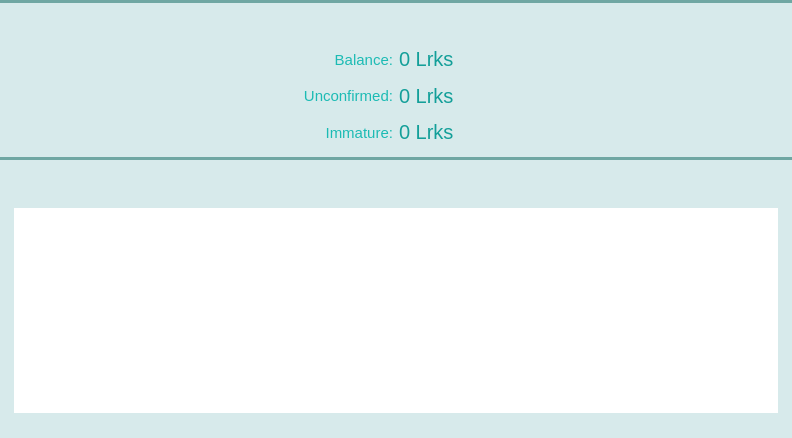
First picture: the form in src/qt/forms/overviewpage.ui, repository HashCoin/ElectricCoin, before the edit.
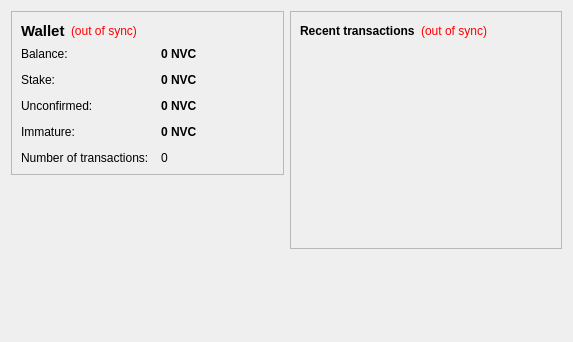
Second picture: the form after the edit. Icons and pictures are not drawn.

The edit to the form file:
```diff
--- a/src/qt/forms/overviewpage.ui
+++ b/src/qt/forms/overviewpage.ui
@@ -6,338 +6,59 @@
    <rect>
     <x>0</x>
     <y>0</y>
-    <width>792</width>
-    <height>438</height>
+    <width>573</width>
+    <height>342</height>
    </rect>
   </property>
-  <property name="palette">
-   <palette>
-    <active>
-     <colorrole role="Button">
-      <brush brushstyle="SolidPattern">
-       <color alpha="255">
-        <red>215</red>
-        <green>234</green>
-        <blue>235</blue>
-       </color>
-      </brush>
-     </colorrole>
-     <colorrole role="Base">
-      <brush brushstyle="SolidPattern">
-       <color alpha="255">
-        <red>215</red>
-        <green>234</green>
-        <blue>235</blue>
-       </color>
-      </brush>
-     </colorrole>
-     <colorrole role="Window">
-      <brush brushstyle="SolidPattern">
-       <color alpha="255">
-        <red>215</red>
-        <green>234</green>
-        <blue>235</blue>
-       </color>
-      </brush>
-     </colorrole>
-     <colorrole role="Highlight">
-      <brush brushstyle="SolidPattern">
-       <color alpha="255">
-        <red>235</red>
-        <green>235</green>
-        <blue>235</blue>
-       </color>
-      </brush>
-     </colorrole>
-     <colorrole role="HighlightedText">
-      <brush brushstyle="SolidPattern">
-       <color alpha="255">
-        <red>124</red>
-        <green>175</green>
-        <blue>172</blue>
-       </color>
-      </brush>
-     </colorrole>
-    </active>
-    <inactive>
-     <colorrole role="Button">
-      <brush brushstyle="SolidPattern">
-       <color alpha="255">
-        <red>215</red>
-        <green>234</green>
-        <blue>235</blue>
-       </color>
-      </brush>
-     </colorrole>
-     <colorrole role="Base">
-      <brush brushstyle="SolidPattern">
-       <color alpha="255">
-        <red>215</red>
-        <green>234</green>
-        <blue>235</blue>
-       </color>
-      </brush>
-     </colorrole>
-     <colorrole role="Window">
-      <brush brushstyle="SolidPattern">
-       <color alpha="255">
-        <red>215</red>
-        <green>234</green>
-        <blue>235</blue>
-       </color>
-      </brush>
-     </colorrole>
-     <colorrole role="Highlight">
-      <brush brushstyle="SolidPattern">
-       <color alpha="255">
-        <red>235</red>
-        <green>235</green>
-        <blue>235</blue>
-       </color>
-      </brush>
-     </colorrole>
-     <colorrole role="HighlightedText">
-      <brush brushstyle="SolidPattern">
-       <color alpha="255">
-        <red>124</red>
-        <green>175</green>
-        <blue>172</blue>
-       </color>
-      </brush>
-     </colorrole>
-    </inactive>
-    <disabled>
-     <colorrole role="Button">
-      <brush brushstyle="SolidPattern">
-       <color alpha="255">
-        <red>215</red>
-        <green>234</green>
-        <blue>235</blue>
-       </color>
-      </brush>
-     </colorrole>
-     <colorrole role="Base">
-      <brush brushstyle="SolidPattern">
-       <color alpha="255">
-        <red>215</red>
-        <green>234</green>
-        <blue>235</blue>
-       </color>
-      </brush>
-     </colorrole>
-     <colorrole role="Window">
-      <brush brushstyle="SolidPattern">
-       <color alpha="255">
-        <red>215</red>
-        <green>234</green>
-        <blue>235</blue>
-       </color>
-      </brush>
-     </colorrole>
-     <colorrole role="Highlight">
-      <brush brushstyle="SolidPattern">
-       <color alpha="255">
-        <red>240</red>
-        <green>240</green>
-        <blue>240</blue>
-       </color>
-      </brush>
-     </colorrole>
-     <colorrole role="HighlightedText">
-      <brush brushstyle="SolidPattern">
-       <color alpha="255">
-        <red>124</red>
-        <green>175</green>
-        <blue>172</blue>
-       </color>
-      </brush>
-     </colorrole>
-    </disabled>
-   </palette>
-  </property>
   <property name="windowTitle">
    <string>Form</string>
   </property>
-  <layout class="QVBoxLayout" name="verticalLayout">
-   <property name="spacing">
-    <number>0</number>
-   </property>
-   <property name="margin">
-    <number>0</number>
-   </property>
+  <layout class="QHBoxLayout" name="horizontalLayout" stretch="1,1">
    <item>
-    <widget class="QWidget" name="wStatus" native="true">
-     <property name="minimumSize">
-      <size>
-       <width>0</width>
-       <height>157</height>
-      </size>
-     </property>
-     <property name="maximumSize">
-      <size>
-       <width>16777215</width>
-       <height>157</height>
-      </size>
+    <layout class="QVBoxLayout" name="verticalLayout_2">
+     <item>
+      <widget class="QFrame" name="frame">
+       <property name="frameShape">
+        <enum>QFrame::StyledPanel</enum>
+       </property>
+       <property name="frameShadow">
+        <enum>QFrame::Raised</enum>
      </property>
      <layout class="QVBoxLayout" name="verticalLayout_4">
-      <property name="spacing">
-       <number>0</number>
-      </property>
-      <property name="margin">
-       <number>0</number>
-      </property>
       <item>
-       <widget class="Line" name="line">
-        <property name="styleSheet">
-         <string notr="true">background-color: #6fa7a3;</string>
-        </property>
-        <property name="frameShadow">
-         <enum>QFrame::Raised</enum>
-        </property>
-        <property name="lineWidth">
-         <number>0</number>
-        </property>
-        <property name="orientation">
-         <enum>Qt::Horizontal</enum>
-        </property>
-       </widget>
-      </item>
-      <item>
-       <widget class="QWidget" name="wStateHeader" native="true">
-        <property name="minimumSize">
-         <size>
-          <width>0</width>
-          <height>32</height>
-         </size>
-        </property>
-        <property name="maximumSize">
-         <size>
-          <width>16777215</width>
-          <height>32</height>
-         </size>
-        </property>
-        <property name="sizeIncrement">
-         <size>
-          <width>0</width>
-          <height>0</height>
-         </size>
-        </property>
-        <property name="is_header" stdset="0">
-         <bool>true</bool>
-        </property>
-        <layout class="QHBoxLayout" name="horizontalLayout_5">
-         <property name="margin">
-          <number>0</number>
-         </property>
-         <item>
-          <spacer name="horizontalSpacer_6">
-           <property name="orientation">
-            <enum>Qt::Horizontal</enum>
-           </property>
-           <property name="sizeType">
-            <enum>QSizePolicy::Fixed</enum>
-           </property>
-           <property name="sizeHint" stdset="0">
-            <size>
-             <width>5</width>
-             <height>20</height>
-            </size>
-           </property>
-          </spacer>
-         </item>
-         <item>
-          <widget class="QLabel" name="label_4">
-           <property name="minimumSize">
-            <size>
-             <width>24</width>
-             <height>24</height>
-            </size>
-           </property>
-           <property name="maximumSize">
-            <size>
-             <width>24</width>
-             <height>24</height>
-            </size>
-           </property>
-           <property name="text">
-            <string/>
-           </property>
-           <property name="pixmap">
-            <pixmap resource="../res.qrc">:/res/state.png</pixmap>
-           </property>
-           <property name="alignment">
-            <set>Qt::AlignCenter</set>
-           </property>
-          </widget>
-         </item>
+         <layout class="QHBoxLayout" name="horizontalLayout_4">
          <item>
           <widget class="QLabel" name="label_5">
            <property name="font">
             <font>
              <pointsize>11</pointsize>
-             <stylestrategy>PreferAntialias</stylestrategy>
-            </font>
-           </property>
-           <property name="styleSheet">
-            <string notr="true">QLabel {
-	color: #d7eaeb;
-}</string>
-           </property>
+              <weight>75</weight>
+              <bold>true</bold>
+             </font>
+            </property>
            <property name="text">
-            <string>Account status</string>
+             <string>Wallet</string>
            </property>
           </widget>
          </item>
-        </layout>
-       </widget>
-      </item>
       <item>
-       <widget class="QWidget" name="wState" native="true">
-        <property name="sizePolicy">
-         <sizepolicy hsizetype="Preferred" vsizetype="Preferred">
-          <horstretch>0</horstretch>
-          <verstretch>0</verstretch>
-         </sizepolicy>
+           <widget class="QLabel" name="labelWalletStatus">
+            <property name="toolTip">
+             <string>The displayed information may be out of date. Your wallet automatically synchronizes with the NovaCoin network after a connection is established, but this process has not completed yet.</string>
         </property>
         <property name="styleSheet">
-         <string notr="true">#wState {
-	background-color: #d7eaeb;
-}</string>
-        </property>
-        <layout class="QGridLayout" name="gridLayout">
-         <item row="2" column="2">
-          <layout class="QHBoxLayout" name="horizontalLayout_3">
-           <item>
-            <widget class="QLabel" name="labelImmature">
-             <property name="font">
-              <font>
-               <pointsize>15</pointsize>
-               <stylestrategy>PreferAntialias</stylestrategy>
-              </font>
-             </property>
-             <property name="styleSheet">
-              <string notr="true">color: #139f99;</string>
-             </property>
+             <string notr="true">QLabel { color: red; }</string>
+            </property>
              <property name="text">
-              <string>0 Lrks</string>
-             </property>
-             <property name="textInteractionFlags">
-              <set>Qt::TextSelectableByMouse</set>
+             <string notr="true">(out of sync)</string>
+            </property>
+            <property name="alignment">
+             <set>Qt::AlignLeading|Qt::AlignLeft|Qt::AlignVCenter</set>
              </property>
             </widget>
            </item>
            <item>
-            <widget class="QLabel" name="label_3">
-             <property name="text">
-              <string/>
-             </property>
-             <property name="pixmap">
-              <pixmap resource="../res.qrc">:/res/logo_small.png</pixmap>
-             </property>
-            </widget>
-           </item>
-           <item>
-            <spacer name="horizontalSpacer_4">
+           <spacer name="horizontalSpacer_2">
              <property name="orientation">
               <enum>Qt::Horizontal</enum>
              </property>
@@ -351,423 +72,229 @@
            </item>
           </layout>
          </item>
-         <item row="1" column="2">
-          <layout class="QHBoxLayout" name="horizontalLayout_2">
            <item>
-            <widget class="QLabel" name="labelUnconfirmed">
-             <property name="font">
-              <font>
-               <pointsize>15</pointsize>
-               <stylestrategy>PreferAntialias</stylestrategy>
-              </font>
-             </property>
-             <property name="styleSheet">
-              <string notr="true">color: #139f99;</string>
-             </property>
-             <property name="text">
-              <string>0 Lrks</string>
-             </property>
-             <property name="textInteractionFlags">
-              <set>Qt::TextSelectableByMouse</set>
-             </property>
-            </widget>
-           </item>
-           <item>
-            <widget class="QLabel" name="label_2">
-             <property name="text">
-              <string/>
-             </property>
-             <property name="pixmap">
-              <pixmap resource="../res.qrc">:/res/logo_small.png</pixmap>
-             </property>
-            </widget>
-           </item>
-           <item>
-            <spacer name="horizontalSpacer_3">
-             <property name="orientation">
-              <enum>Qt::Horizontal</enum>
-             </property>
-             <property name="sizeHint" stdset="0">
-              <size>
-               <width>40</width>
-               <height>20</height>
-              </size>
-             </property>
-            </spacer>
-           </item>
-          </layout>
-         </item>
-         <item row="0" column="2">
-          <layout class="QHBoxLayout" name="horizontalLayout">
-           <item>
-            <widget class="QLabel" name="labelBalance">
-             <property name="font">
-              <font>
-               <pointsize>15</pointsize>
-               <stylestrategy>PreferAntialias</stylestrategy>
-              </font>
-             </property>
-             <property name="styleSheet">
-              <string notr="true">color: #139f99;</string>
-             </property>
-             <property name="text">
-              <string>0 Lrks</string>
-             </property>
-             <property name="textInteractionFlags">
-              <set>Qt::TextSelectableByMouse</set>
-             </property>
-            </widget>
-           </item>
-           <item>
+         <layout class="QFormLayout" name="formLayout_2">
+          <property name="fieldGrowthPolicy">
+           <enum>QFormLayout::AllNonFixedFieldsGrow</enum>
+          </property>
+          <property name="horizontalSpacing">
+           <number>12</number>
+          </property>
+          <property name="verticalSpacing">
+           <number>12</number>
+          </property>
+          <item row="0" column="0">
             <widget class="QLabel" name="label">
              <property name="text">
-              <string/>
-             </property>
-             <property name="pixmap">
-              <pixmap resource="../res.qrc">:/res/logo_small.png</pixmap>
-             </property>
-            </widget>
-           </item>
-           <item>
-            <spacer name="horizontalSpacer">
-             <property name="orientation">
-              <enum>Qt::Horizontal</enum>
-             </property>
-             <property name="sizeHint" stdset="0">
-              <size>
-               <width>40</width>
-               <height>20</height>
-              </size>
-             </property>
-            </spacer>
-           </item>
-          </layout>
+             <string>Balance:</string>
+            </property>
+           </widget>
          </item>
          <item row="0" column="1">
-          <layout class="QHBoxLayout" name="horizontalLayout_4">
-           <item>
-            <spacer name="horizontalSpacer_2">
-             <property name="orientation">
-              <enum>Qt::Horizontal</enum>
-             </property>
-             <property name="sizeHint" stdset="0">
-              <size>
-               <width>40</width>
-               <height>20</height>
-              </size>
-             </property>
-            </spacer>
-           </item>
-           <item>
+           <widget class="QLabel" name="labelBalance">
+            <property name="font">
+             <font>
+              <weight>75</weight>
+              <bold>true</bold>
+             </font>
+            </property>
+            <property name="cursor">
+             <cursorShape>IBeamCursor</cursorShape>
+            </property>
+            <property name="toolTip">
+             <string>Your current balance</string>
+            </property>
+            <property name="text">
+             <string notr="true">0 NVC</string>
+            </property>
+            <property name="textInteractionFlags">
+             <set>Qt::LinksAccessibleByMouse|Qt::TextSelectableByKeyboard|Qt::TextSelectableByMouse</set>
+            </property>
+           </widget>
+          </item>
+          <item row="1" column="0">
             <widget class="QLabel" name="label_6">
-             <property name="font">
-              <font>
-               <pointsize>11</pointsize>
-               <stylestrategy>PreferAntialias</stylestrategy>
-              </font>
-             </property>
-             <property name="styleSheet">
-              <string notr="true">QLabel {
-	margin-right: 0px;
-	margin-top: 0px;
-	margin-bottom: 0px;
-	color: #1cbbb4;
-}</string>
-             </property>
              <property name="text">
-              <string>Balance:</string>
-             </property>
-             <property name="alignment">
-              <set>Qt::AlignRight|Qt::AlignTrailing|Qt::AlignVCenter</set>
-             </property>
-             <property name="margin">
-              <number>0</number>
-             </property>
-             <property name="textInteractionFlags">
-              <set>Qt::NoTextInteraction</set>
-             </property>
-            </widget>
-           </item>
-          </layout>
+             <string>Stake:</string>
+            </property>
+           </widget>
          </item>
          <item row="1" column="1">
-          <layout class="QHBoxLayout" name="horizontalLayout_9">
-           <item>
-            <spacer name="horizontalSpacer_5">
-             <property name="orientation">
-              <enum>Qt::Horizontal</enum>
-             </property>
-             <property name="sizeHint" stdset="0">
-              <size>
-               <width>40</width>
-               <height>20</height>
-              </size>
-             </property>
-            </spacer>
-           </item>
-           <item>
-            <widget class="QLabel" name="label_7">
+           <widget class="QLabel" name="labelStake">
              <property name="font">
               <font>
-               <pointsize>11</pointsize>
-               <stylestrategy>PreferAntialias</stylestrategy>
-              </font>
-             </property>
-             <property name="styleSheet">
-              <string notr="true">QLabel {
-	margin-right: 0px;
-	margin-top: 0px;
-	margin-bottom: 0px;
-	color: #1cbbb4;
-}</string>
-             </property>
+              <weight>75</weight>
+              <bold>true</bold>
+             </font>
+            </property>
+            <property name="cursor">
+             <cursorShape>IBeamCursor</cursorShape>
+            </property>
+            <property name="toolTip">
+             <string>Total of coins that was staked, and do not yet count toward the current balance</string>
+            </property>
+            <property name="text">
+             <string notr="true">0 NVC</string>
+            </property>
+            <property name="textInteractionFlags">
+             <set>Qt::LinksAccessibleByMouse|Qt::TextSelectableByKeyboard|Qt::TextSelectableByMouse</set>
+            </property>
+           </widget>
+          </item>
+          <item row="2" column="0">
+           <widget class="QLabel" name="label_3">
              <property name="text">
               <string>Unconfirmed:</string>
              </property>
-             <property name="alignment">
-              <set>Qt::AlignRight|Qt::AlignTrailing|Qt::AlignVCenter</set>
-             </property>
-             <property name="margin">
-              <number>0</number>
-             </property>
-             <property name="textInteractionFlags">
-              <set>Qt::NoTextInteraction</set>
-             </property>
-            </widget>
-           </item>
-          </layout>
+           </widget>
          </item>
          <item row="2" column="1">
-          <layout class="QHBoxLayout" name="horizontalLayout_10">
-           <item>
-            <spacer name="horizontalSpacer_7">
-             <property name="orientation">
-              <enum>Qt::Horizontal</enum>
-             </property>
-             <property name="sizeHint" stdset="0">
-              <size>
-               <width>40</width>
-               <height>20</height>
-              </size>
-             </property>
-            </spacer>
-           </item>
-           <item>
-            <widget class="QLabel" name="label_8">
+           <widget class="QLabel" name="labelUnconfirmed">
              <property name="font">
               <font>
-               <pointsize>11</pointsize>
-               <stylestrategy>PreferAntialias</stylestrategy>
-              </font>
-             </property>
-             <property name="styleSheet">
-              <string notr="true">QLabel {
-	margin-right: 0px;
-	margin-top: 0px;
-	margin-bottom: 0px;
-	color: #1cbbb4;
-}</string>
-             </property>
+              <weight>75</weight>
+              <bold>true</bold>
+             </font>
+            </property>
+            <property name="cursor">
+             <cursorShape>IBeamCursor</cursorShape>
+            </property>
+            <property name="toolTip">
+             <string>Total of transactions that have yet to be confirmed, and do not yet count toward the current balance</string>
+            </property>
+            <property name="text">
+             <string notr="true">0 NVC</string>
+            </property>
+            <property name="textInteractionFlags">
+             <set>Qt::LinksAccessibleByMouse|Qt::TextSelectableByKeyboard|Qt::TextSelectableByMouse</set>
+            </property>
+           </widget>
+          </item>
+          <item row="3" column="0">
+           <widget class="QLabel" name="labelImmatureText">
              <property name="text">
               <string>Immature:</string>
              </property>
-             <property name="alignment">
-              <set>Qt::AlignRight|Qt::AlignTrailing|Qt::AlignVCenter</set>
-             </property>
-             <property name="margin">
-              <number>0</number>
-             </property>
-             <property name="textInteractionFlags">
-              <set>Qt::NoTextInteraction</set>
-             </property>
-            </widget>
-           </item>
-          </layout>
-         </item>
-        </layout>
-       </widget>
-      </item>
-     </layout>
-    </widget>
-   </item>
-   <item>
-    <widget class="QWidget" name="wLastTransactions" native="true">
-     <property name="minimumSize">
-      <size>
-       <width>0</width>
-       <height>257</height>
-      </size>
-     </property>
-     <layout class="QVBoxLayout" name="verticalLayout_5">
-      <property name="spacing">
-       <number>0</number>
-      </property>
-      <property name="margin">
-       <number>0</number>
-      </property>
-      <item>
-       <widget class="Line" name="line_2">
-        <property name="styleSheet">
-         <string notr="true">background-color: #6fa7a3;</string>
-        </property>
-        <property name="lineWidth">
-         <number>0</number>
-        </property>
-        <property name="orientation">
-         <enum>Qt::Horizontal</enum>
-        </property>
-       </widget>
-      </item>
-      <item>
-       <widget class="QWidget" name="wLastTransactionsHeader" native="true">
-        <property name="minimumSize">
-         <size>
-          <width>0</width>
-          <height>32</height>
-         </size>
-        </property>
-        <property name="maximumSize">
-         <size>
-          <width>16777215</width>
-          <height>32</height>
-         </size>
-        </property>
-        <property name="is_header" stdset="0">
-         <bool>true</bool>
-        </property>
-        <layout class="QHBoxLayout" name="horizontalLayout_7">
-         <property name="margin">
-          <number>0</number>
-         </property>
-         <item>
-          <spacer name="horizontalSpacer_9">
-           <property name="orientation">
-            <enum>Qt::Horizontal</enum>
-           </property>
-           <property name="sizeType">
-            <enum>QSizePolicy::Fixed</enum>
-           </property>
-           <property name="sizeHint" stdset="0">
-            <size>
-             <width>5</width>
-             <height>20</height>
-            </size>
-           </property>
-          </spacer>
-         </item>
-         <item>
-          <widget class="QLabel" name="label_18">
-           <property name="sizePolicy">
-            <sizepolicy hsizetype="Fixed" vsizetype="Fixed">
-             <horstretch>0</horstretch>
-             <verstretch>0</verstretch>
-            </sizepolicy>
-           </property>
-           <property name="minimumSize">
-            <size>
-             <width>25</width>
-             <height>25</height>
-            </size>
-           </property>
-           <property name="maximumSize">
-            <size>
-             <width>25</width>
-             <height>25</height>
-            </size>
-           </property>
-           <property name="text">
-            <string notr="true"/>
-           </property>
-           <property name="pixmap">
-            <pixmap resource="../res.qrc">:/res/last_transactions.png</pixmap>
-           </property>
-          </widget>
-         </item>
-         <item>
-          <widget class="QLabel" name="label_19">
+           </widget>
+          </item>
+          <item row="3" column="1">
+           <widget class="QLabel" name="labelImmature">
            <property name="font">
             <font>
-             <pointsize>11</pointsize>
-             <stylestrategy>PreferAntialias</stylestrategy>
-            </font>
-           </property>
-           <property name="styleSheet">
-            <string notr="true">QLabel {
-	color: #d7eaeb;
-}</string>
+              <weight>75</weight>
+              <bold>true</bold>
+             </font>
+            </property>
+            <property name="toolTip">
+             <string>Mined balance that has not yet matured</string>
            </property>
            <property name="text">
-            <string>Last transactions</string>
-           </property>
-          </widget>
-         </item>
-        </layout>
+             <string notr="true">0 NVC</string>
+            </property>
+            <property name="textInteractionFlags">
+             <set>Qt::LinksAccessibleByMouse|Qt::TextSelectableByKeyboard|Qt::TextSelectableByMouse</set>
+            </property>
+           </widget>
+          </item>
+          <item row="4" column="0">
+           <widget class="QLabel" name="label_2">
+            <property name="text">
+             <string>Number of transactions:</string>
+            </property>
+           </widget>
+          </item>
+          <item row="4" column="1">
+           <widget class="QLabel" name="labelNumTransactions">
+            <property name="toolTip">
+             <string>Total number of transactions in wallet</string>
+            </property>
+            <property name="text">
+             <string notr="true">0</string>
+            </property>
+           </widget>
+          </item>
+         </layout>
+        </item>
+       </layout>
        </widget>
       </item>
       <item>
-       <widget class="QWidget" name="wLastTransactionsContainer" native="true">
+      <spacer name="verticalSpacer">
+       <property name="orientation">
+        <enum>Qt::Vertical</enum>
+       </property>
+       <property name="sizeHint" stdset="0">
+        <size>
+         <width>20</width>
+         <height>40</height>
+        </size>
+       </property>
+      </spacer>
+     </item>
+    </layout>
+   </item>
+   <item>
+    <layout class="QVBoxLayout" name="verticalLayout_3">
+     <item>
+      <widget class="QFrame" name="frame_2">
+       <property name="frameShape">
+        <enum>QFrame::StyledPanel</enum>
+       </property>
+       <property name="frameShadow">
+        <enum>QFrame::Raised</enum>
+       </property>
+       <layout class="QVBoxLayout" name="verticalLayout">
+        <item>
+         <layout class="QHBoxLayout" name="horizontalLayout_2">
+          <item>
+           <widget class="QLabel" name="label_4">
+            <property name="text">
+             <string>&lt;b&gt;Recent transactions&lt;/b&gt;</string>
+            </property>
+           </widget>
+          </item>
+          <item>
+           <widget class="QLabel" name="labelTransactionsStatus">
+            <property name="toolTip">
+             <string>The displayed information may be out of date. Your wallet automatically synchronizes with the NovaCoin network after a connection is established, but this process has not completed yet.</string>
+            </property>
         <property name="styleSheet">
-         <string notr="true">#wLastTransactionsContainer {
-	background-color: #d7eaeb;
-}</string>
-        </property>
-        <layout class="QHBoxLayout" name="horizontalLayout_8">
-         <property name="leftMargin">
-          <number>14</number>
-         </property>
-         <property name="topMargin">
-          <number>16</number>
-         </property>
-         <property name="rightMargin">
-          <number>14</number>
-         </property>
-         <property name="bottomMargin">
-          <number>25</number>
-         </property>
+             <string notr="true">QLabel { color: red; }</string>
+            </property>
+            <property name="text">
+             <string notr="true">(out of sync)</string>
+            </property>
+            <property name="alignment">
+             <set>Qt::AlignRight|Qt::AlignTrailing|Qt::AlignVCenter</set>
+            </property>
+           </widget>
+          </item>
+          <item>
+           <spacer name="horizontalSpacer">
+            <property name="orientation">
+             <enum>Qt::Horizontal</enum>
+            </property>
+            <property name="sizeHint" stdset="0">
+             <size>
+              <width>40</width>
+              <height>20</height>
+             </size>
+            </property>
+           </spacer>
+          </item>
+         </layout>
+        </item>
          <item>
-          <widget class="QTableView" name="tableLastTransactionView">
+         <widget class="QListView" name="listTransactions">
            <property name="styleSheet">
-            <string notr="true"> QScrollBar:vertical {
-     border: 0px solid grey;
-     background: white;
-     width: 9px;
-     margin: 0px 0px 0 0px;
- }
- QScrollBar::handle:vertical {
-     background: #90bfbc;
-     min-width: 20px;
- }
-
-QHeaderView {
-	background-color: #d7eaeb;
-	font-size: 10;
-	text-align:left;
-}
-QHeaderView::section {
-    background-color: #d7eaeb;
-    color: #1cbbb4;
-    padding-left: 5px;
-    border: 0px solid #6c6c6c;
-	text-align:left;
-}
-
-/* style the sort indicator */
-QHeaderView::down-arrow {
-    image: url(down_arrow.png);
-}
-
-QHeaderView::up-arrow {
-    image: url(up_arrow.png);
-}
-
-QTableView {
-	selection-background-color: #ebebeb;
-	selection-color: rgb(124, 175, 172);
-}</string>
+           <string notr="true">QListView { background: transparent; }</string>
            </property>
            <property name="frameShape">
             <enum>QFrame::NoFrame</enum>
            </property>
+          <property name="verticalScrollBarPolicy">
+           <enum>Qt::ScrollBarAlwaysOff</enum>
+          </property>
            <property name="horizontalScrollBarPolicy">
             <enum>Qt::ScrollBarAlwaysOff</enum>
            </property>
@@ -775,30 +302,27 @@
             <set>QAbstractItemView::NoEditTriggers</set>
            </property>
            <property name="selectionMode">
-            <enum>QAbstractItemView::SingleSelection</enum>
-           </property>
-           <property name="selectionBehavior">
-            <enum>QAbstractItemView::SelectRows</enum>
-           </property>
-           <property name="showGrid">
-            <bool>false</bool>
-           </property>
-           <attribute name="verticalHeaderVisible">
-            <bool>false</bool>
-           </attribute>
-           <attribute name="verticalHeaderDefaultSectionSize">
-            <number>20</number>
-           </attribute>
-           <attribute name="verticalHeaderMinimumSectionSize">
-            <number>20</number>
-           </attribute>
+           <enum>QAbstractItemView::NoSelection</enum>
+          </property>
           </widget>
          </item>
         </layout>
        </widget>
       </item>
-     </layout>
-    </widget>
+     <item>
+      <spacer name="verticalSpacer_2">
+       <property name="orientation">
+        <enum>Qt::Vertical</enum>
+       </property>
+       <property name="sizeHint" stdset="0">
+        <size>
+         <width>20</width>
+         <height>40</height>
+        </size>
+       </property>
+      </spacer>
+     </item>
+    </layout>
    </item>
   </layout>
  </widget>
```
Left out of the diff: 7 changed lines with no effect on the pictures. Lines whose indentation alone changed are shown as unchanged.
